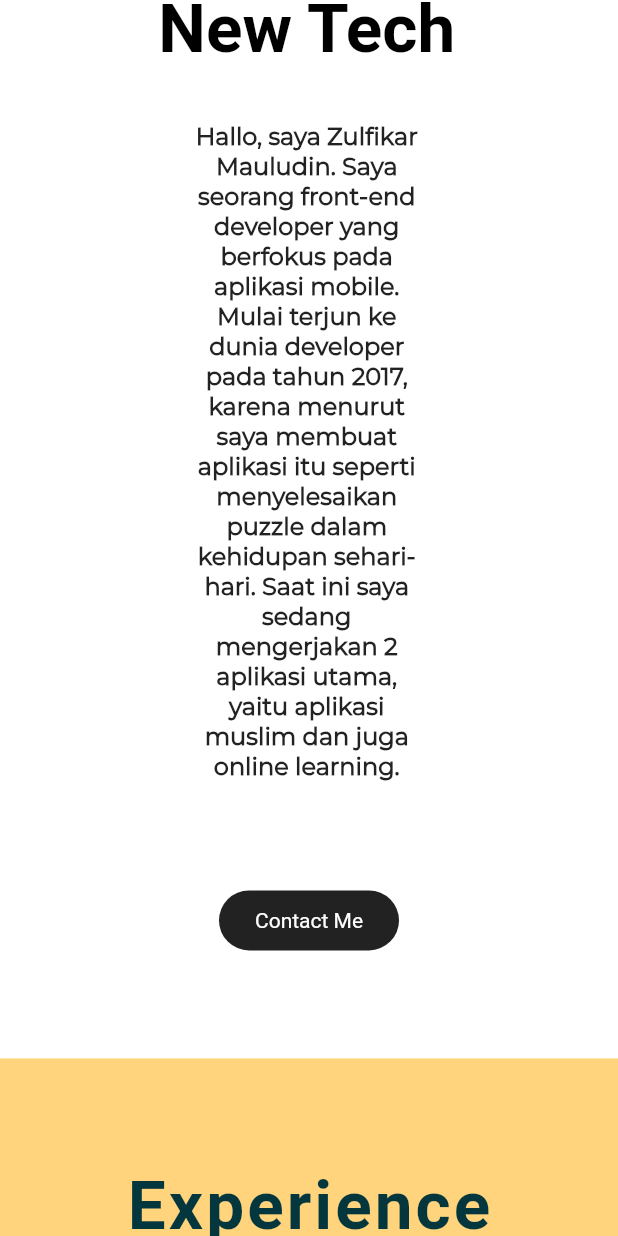
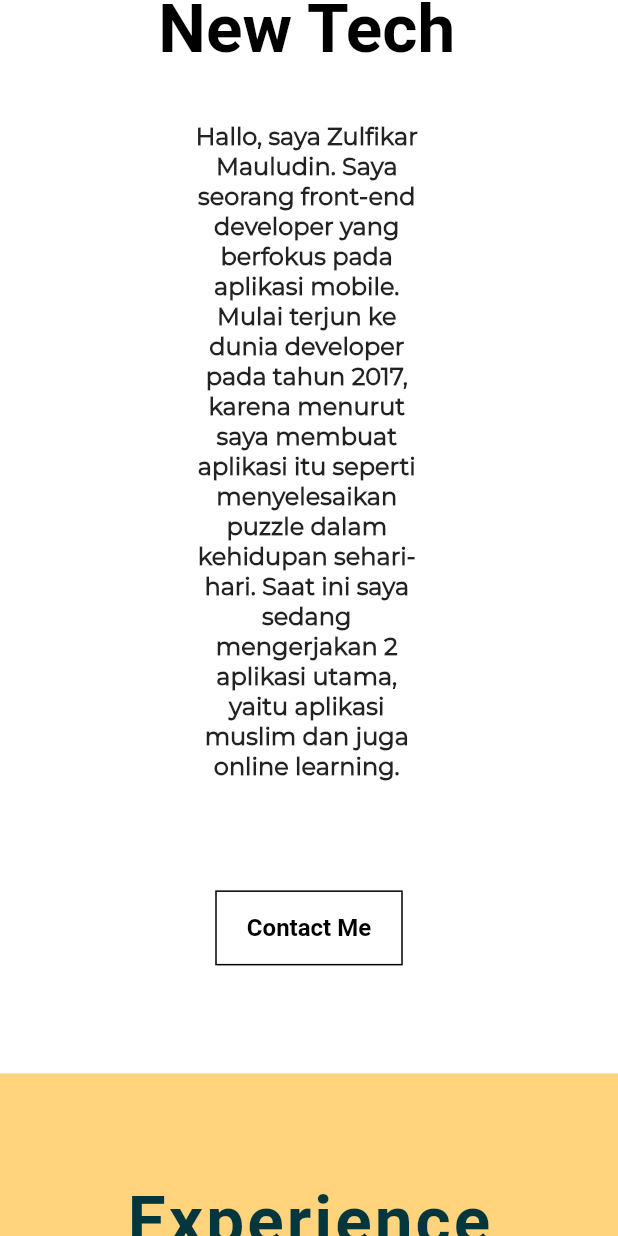
Before and after one commit to zuludin04/portfolio, a Flutter app: the screen it shows after launch, scrolled down 576 dp, after a tap on "Contact Me", on a phone screen of 412 x 824 dp. Run offline on Flutter 3.47's test engine with Material 2 defaults, Android fonts, the phone set to English and light mode, and no system bars; drawn by our look-alikes of animated_background; our stand-ins replace flutter_svg, sliver_tools.

Commit message:
fixing navigation animation

```diff
--- a/lib/ui/dashboard_screen.dart
+++ b/lib/ui/dashboard_screen.dart
@@ -129,22 +129,9 @@ class _DashboardScreenState extends State<DashboardScreen>
                           ),
                         ),
                         const SizedBox(height: 72),
-                        InkWell(
+                        SlidingButton(
+                          title: 'Contact Me',
                           onTap: () {},
-                          child: Container(
-                            padding: const EdgeInsets.symmetric(
-                              horizontal: 24,
-                              vertical: 12,
-                            ),
-                            decoration: BoxDecoration(
-                              color: Colors.black87,
-                              borderRadius: BorderRadius.circular(50),
-                            ),
-                            child: const Text(
-                              'Contact Me',
-                              style: TextStyle(color: Colors.white),
-                            ),
-                          ),
                         ),
                         const SizedBox(height: 72),
                       ],
--- a/lib/utils/text_navigation.dart
+++ b/lib/utils/text_navigation.dart
@@ -35,8 +35,7 @@ class _TextNavigationState extends State<TextNavigation>
           AnimatedContainer(
             duration: const Duration(milliseconds: 150),
             height: 3,
-            width: 50,
-            curve: Curves.easeInOut,
+            width: isHovered ? 50 : 0,
             decoration: BoxDecoration(
               color: isHovered ? const Color(0xffE5AB29) : Colors.transparent,
               borderRadius: BorderRadius.circular(3),
```
